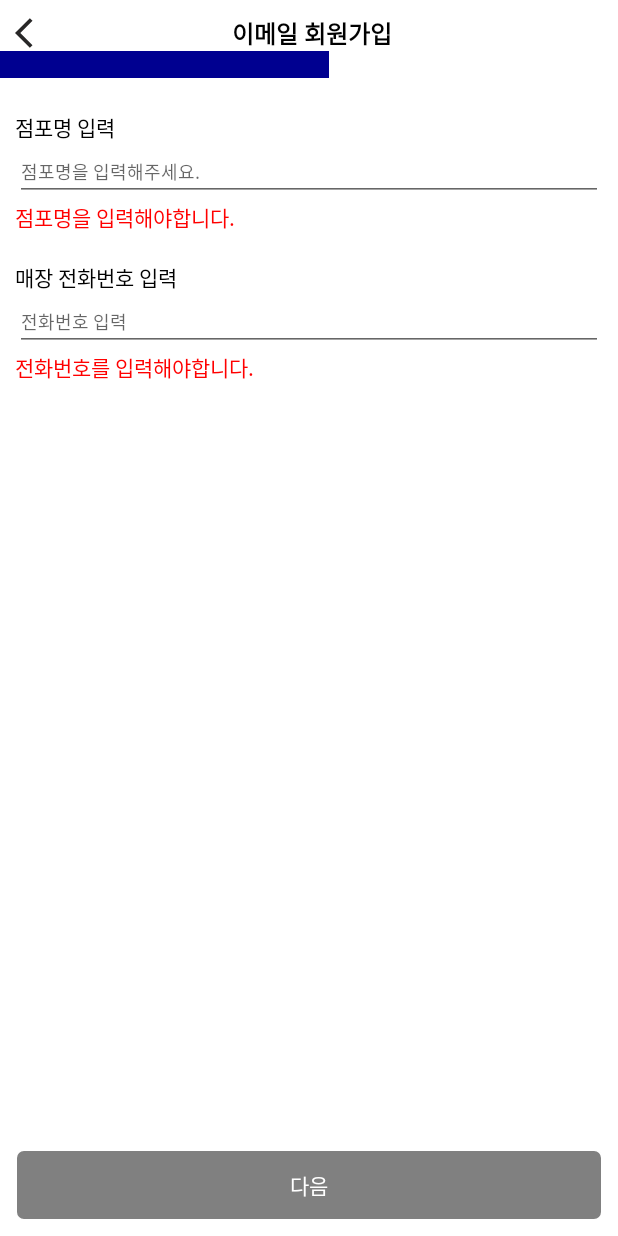
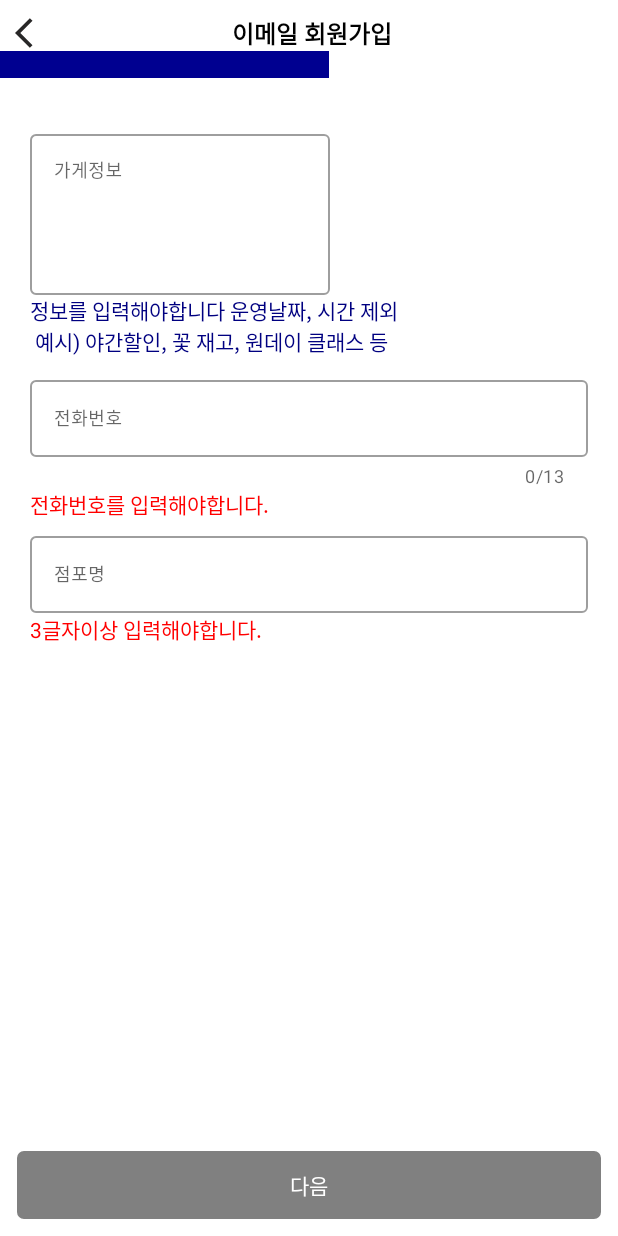
Before and after one commit to Ju-lotty/FlowerGarden, an Android app: the fragment Second placed in its activity, on a phone screen of 412 x 824 dp. Run offline under Robolectric (Android 15) with nearby library versions, the phone set to English and light mode, and no system bars; our stand-ins replace Firebase (no records; nobody signed in at launch, a user with empty details on screens opened directly).

Commit message:
Code Refactoring

```diff
--- a/app/src/main/java/com/project/flowergarden/entity/OwnerEntity.kt
+++ b/app/src/main/java/com/project/flowergarden/entity/OwnerEntity.kt
@@ -6,6 +6,7 @@ data class OwnerEntity(
     val email: String,
     val password: String,
     val storename: String,
+    val information: String,
     val number: String,
     val address: String,
     val opentime: String,
@@ -16,5 +17,5 @@ data class OwnerEntity(
     val photo: String
 )
 {
-    constructor() : this("","", "","", "","" ,"","","","","")
+    constructor() : this("","", "","","", "","" ,"","","","","")
 }
--- a/app/src/main/res/layout/activity_join_user.xml
+++ b/app/src/main/res/layout/activity_join_user.xml
@@ -192,7 +192,7 @@
             android:id="@+id/nickNameCheckTextView"
             android:layout_width="wrap_content"
             android:layout_height="wrap_content"
-            android:text="닉네임을 입력해주세요."
+            android:text="2글자이상 적어야합니다."
             android:textColor="#FF0000"
             android:visibility="gone"
             app:layout_constraintStart_toStartOf="@id/nickNAmeEditTextView"
--- a/app/src/main/res/layout/fragment_second.xml
+++ b/app/src/main/res/layout/fragment_second.xml
@@ -4,7 +4,8 @@
     xmlns:tools="http://schemas.android.com/tools"
     android:layout_width="match_parent"
     android:layout_height="match_parent"
-    tools:context=".ownerregister.Second">
+    tools:context=".ownerregister.Second"
+    android:scrollbars="vertical">
 
     <androidx.appcompat.widget.AppCompatSeekBar
         android:id="@+id/seekBar"
@@ -46,59 +47,66 @@
         app:layout_constraintStart_toEndOf="@id/backButton"
         app:layout_constraintTop_toTopOf="@id/backButton" />
 
+    <com.google.android.material.textfield.TextInputLayout
+        android:id="@+id/informationContainer"
+        style="@style/Widget.MaterialComponents.TextInputLayout.OutlinedBox"
+        android:layout_width="match_parent"
+        android:layout_height="wrap_content"
+        android:layout_marginHorizontal="20dp"
+        android:layout_marginTop="50dp"
+        android:enabled="true"
+        android:hint="가게정보"
+        app:layout_constraintStart_toStartOf="@id/backButton"
+        app:layout_constraintTop_toBottomOf="@id/backButton">
+
+        <com.google.android.material.textfield.TextInputEditText
+            android:id="@+id/informationEditTextView"
+            android:layout_width="200dp"
+            android:layout_height="wrap_content"
+            android:gravity="top"
+            android:inputType="textMultiLine"
+            android:lines="5"
+            android:overScrollMode="always"
+            android:scrollbarStyle="insideInset"
+            android:scrollbars="vertical"
+            android:scrollHorizontally="false"
+            android:textSize="12sp" />
+
         <TextView
-        android:id="@+id/value_Storename"
+            android:id="@+id/informationCheckTextView"
             android:layout_width="wrap_content"
             android:layout_height="wrap_content"
-        android:layout_marginTop="40dp"
-        android:text="점포명 입력"
-        android:textColor="@color/black"
-        app:layout_constraintStart_toStartOf="@id/backButton"
-        app:layout_constraintTop_toBottomOf="@id/backButton" />
+            android:text="정보를 입력해야합니다 운영날짜, 시간 제외\n 예시) 야간할인, 꽃 재고, 원데이 클래스 등"
+            android:textColor="#000080"
+            app:layout_constraintStart_toStartOf="@+id/informationEditTextView"
+            app:layout_constraintTop_toBottomOf="@id/informationEditTextView" />
+    </com.google.android.material.textfield.TextInputLayout>
 
-    <EditText
-        android:id="@+id/storeNameEditTextView"
+
+
+
+
+    <com.google.android.material.textfield.TextInputLayout
+        android:id="@+id/numberContainer"
+        style="@style/Widget.MaterialComponents.TextInputLayout.OutlinedBox"
         android:layout_width="match_parent"
         android:layout_height="wrap_content"
-        android:layout_marginHorizontal="10dp"
-        android:hint="점포명을 입력해주세요."
-        android:textSize="12sp"
-        app:layout_constraintEnd_toEndOf="parent"
-        app:layout_constraintStart_toStartOf="@+id/value_Storename"
-        app:layout_constraintTop_toBottomOf="@+id/value_Storename" />
+        android:layout_marginHorizontal="20dp"
+        android:layout_marginTop="10dp"
+        android:enabled="true"
+        app:counterEnabled="true"
+        app:counterMaxLength="13"
+        app:layout_constraintStart_toStartOf="@id/informationContainer"
+        app:layout_constraintTop_toBottomOf="@id/informationContainer">
 
-    <TextView
-        android:id="@+id/storeNameCheckTextView"
-        android:layout_width="wrap_content"
-        android:layout_height="wrap_content"
-        android:text="점포명을 입력해야합니다."
-        android:textColor="#FF0000"
-        app:layout_constraintStart_toStartOf="@+id/storeNameEditTextView"
-        app:layout_constraintTop_toBottomOf="@id/storeNameEditTextView" />
-
-
-    <TextView
-        android:id="@+id/value_Number"
-        android:layout_width="wrap_content"
-        android:layout_height="wrap_content"
-        android:layout_marginTop="40dp"
-        android:text="매장 전화번호 입력"
-        android:textColor="@color/black"
-        app:layout_constraintStart_toStartOf="@id/backButton"
-        app:layout_constraintTop_toBottomOf="@id/storeNameEditTextView" />
-
-    <EditText
+        <com.google.android.material.textfield.TextInputEditText
             android:id="@+id/numberEditTextView"
             android:layout_width="match_parent"
             android:layout_height="wrap_content"
-        android:layout_marginHorizontal="10dp"
-        android:hint="전화번호 입력"
+            android:hint="전화번호"
             android:inputType="phone"
             android:maxLength="13"
-        android:textSize="12sp"
-        app:layout_constraintEnd_toEndOf="parent"
-        app:layout_constraintStart_toStartOf="@+id/value_Number"
-        app:layout_constraintTop_toBottomOf="@+id/value_Number" />
+            android:textSize="12sp" />
 
         <TextView
             android:id="@+id/numberCheckTextView"
@@ -106,10 +114,39 @@
             android:layout_height="wrap_content"
             android:text="전화번호를 입력해야합니다."
             android:textColor="#FF0000"
-        app:layout_constraintStart_toStartOf="@id/numberEditTextView"
+            app:layout_constraintStart_toStartOf="@+id/numberEditTextView"
             app:layout_constraintTop_toBottomOf="@id/numberEditTextView" />
+    </com.google.android.material.textfield.TextInputLayout>
 
 
+    <com.google.android.material.textfield.TextInputLayout
+        android:id="@+id/storeNameContainer"
+        style="@style/Widget.MaterialComponents.TextInputLayout.OutlinedBox"
+        android:layout_width="match_parent"
+        android:layout_height="wrap_content"
+        android:layout_marginHorizontal="20dp"
+        android:layout_marginTop="5dp"
+        android:enabled="true"
+        app:layout_constraintStart_toStartOf="@id/numberContainer"
+        app:layout_constraintTop_toBottomOf="@id/numberContainer">
+
+        <com.google.android.material.textfield.TextInputEditText
+            android:id="@+id/storeNameEditTextView"
+            android:layout_width="match_parent"
+            android:layout_height="wrap_content"
+            android:hint="점포명"
+            android:inputType="text"
+            android:textSize="12sp" />
+
+        <TextView
+            android:id="@+id/storeNameCheckTextView"
+            android:layout_width="wrap_content"
+            android:layout_height="wrap_content"
+            android:text="3글자이상 입력해야합니다."
+            android:textColor="#FF0000"
+            app:layout_constraintStart_toStartOf="@+id/storeNameEditTextView"
+            app:layout_constraintTop_toBottomOf="@id/storeNameEditTextView" />
+    </com.google.android.material.textfield.TextInputLayout>
 
 
     <androidx.appcompat.widget.AppCompatButton
@@ -125,5 +162,4 @@
         app:layout_constraintEnd_toEndOf="parent"
         app:layout_constraintStart_toStartOf="parent" />
 
-
 </androidx.constraintlayout.widget.ConstraintLayout>
```
Also changed, not shown: app/src/main/java/com/project/flowergarden/JoinUser.kt (+82 -28 lines), app/src/main/java/com/project/flowergarden/ownerregister/First.kt (+68 -32 lines), app/src/main/java/com/project/flowergarden/ownerregister/Second.kt (+55 -11 lines), app/src/main/java/com/project/flowergarden/ownerregister/Third.kt (+2 -14 lines). Lines whose indentation alone changed are shown as unchanged.
